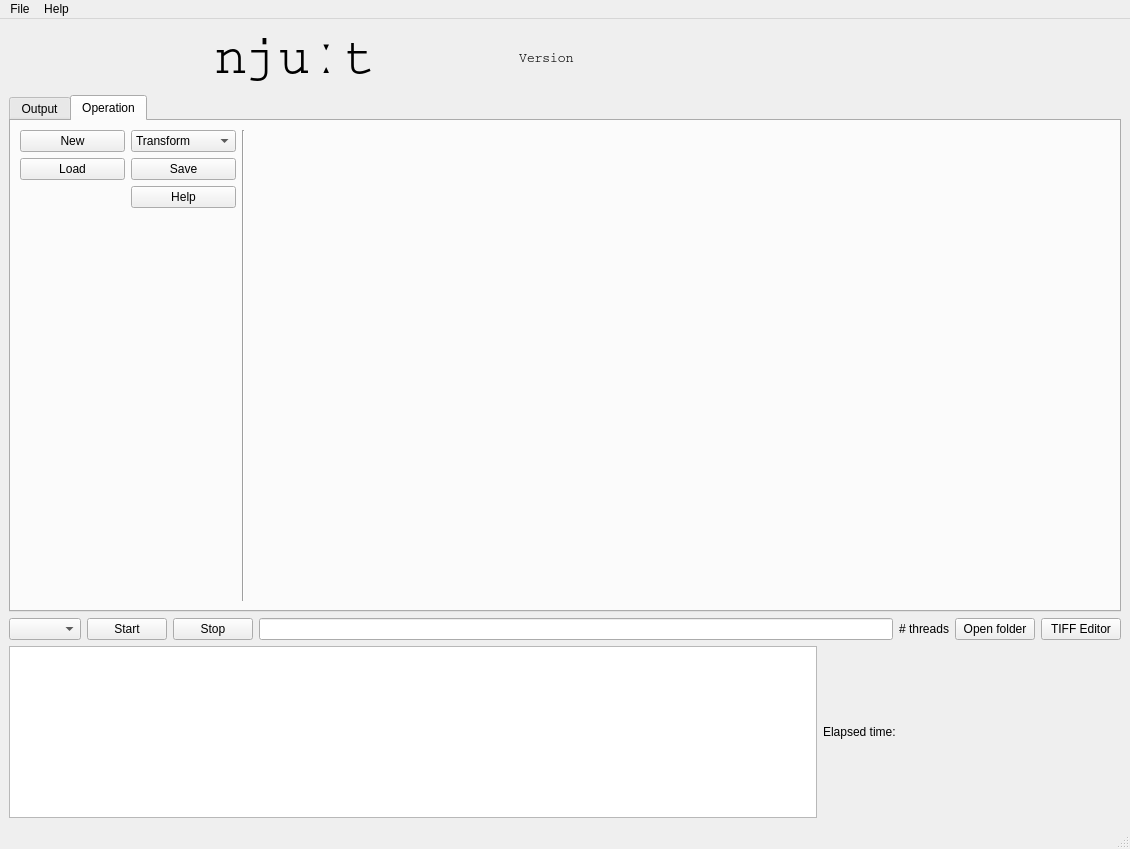
Above: mainwindow.ui from Neural-Systems-at-UIO/nutil before the change. Below: the same form after it.
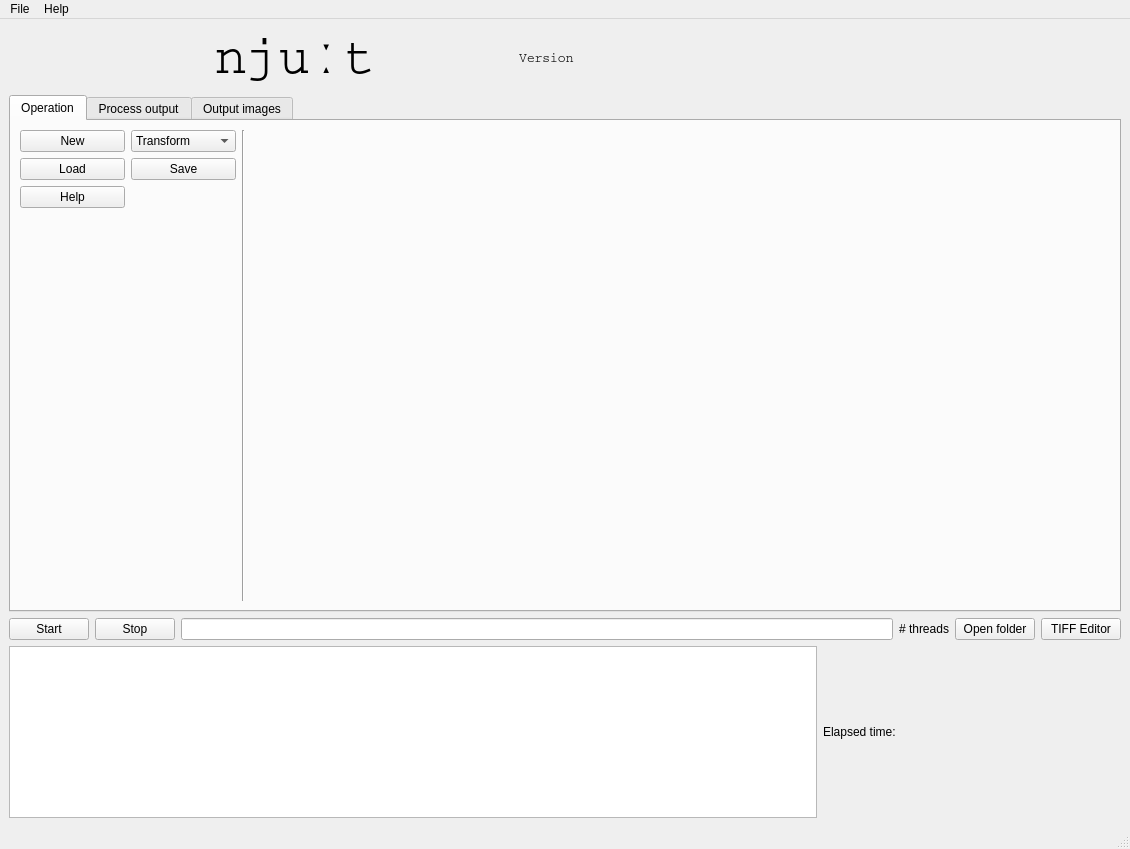
That is the form after the change.

Patch:
```diff
--- a/mainwindow.ui
+++ b/mainwindow.ui
@@ -62,16 +62,6 @@
       <property name="currentIndex">
        <number>1</number>
       </property>
-      <widget class="QWidget" name="tab">
-       <attribute name="title">
-        <string>Output</string>
-       </attribute>
-       <layout class="QGridLayout" name="gridLayout_3">
-        <item row="0" column="0">
-         <widget class="QTextBrowser" name="txtInfo"/>
-        </item>
-       </layout>
-      </widget>
       <widget class="QWidget" name="tab_2">
        <attribute name="title">
         <string>Operation</string>
@@ -100,7 +90,7 @@
             </property>
            </widget>
           </item>
-          <item row="2" column="1">
+          <item row="2" column="0">
            <widget class="QPushButton" name="pushButton">
             <property name="text">
              <string>Help</string>
@@ -162,13 +152,25 @@
         </item>
        </layout>
       </widget>
+      <widget class="QWidget" name="tab">
+       <attribute name="title">
+        <string>Process output</string>
+       </attribute>
+       <layout class="QGridLayout" name="gridLayout_3">
+        <item row="0" column="0">
+         <widget class="QTextBrowser" name="txtInfo"/>
+        </item>
+       </layout>
+      </widget>
+      <widget class="QWidget" name="Output">
+       <attribute name="title">
+        <string>Output images</string>
+       </attribute>
+      </widget>
      </widget>
     </item>
     <item row="2" column="0" colspan="4">
      <layout class="QHBoxLayout" name="horizontalLayout_2">
-      <item>
-       <widget class="QComboBox" name="cmbSheets"/>
-      </item>
       <item>
        <widget class="QPushButton" name="btnStart">
         <property name="text">
```
Left out of the diff: 72 changed lines with no effect on the pictures.
